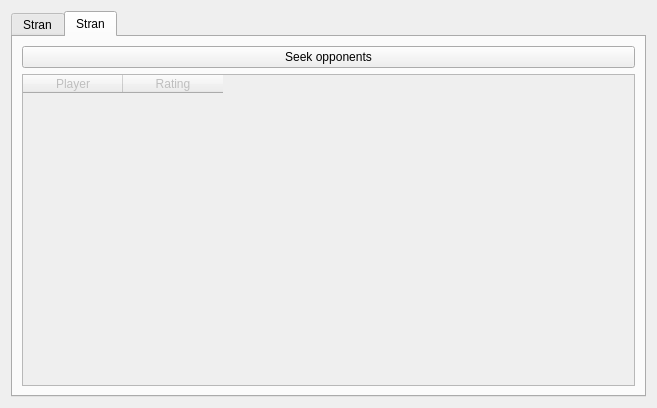
The window that src/proto/ficsdialog.ui (KDE/knights) describes before a commit, drawn with Qt 5.
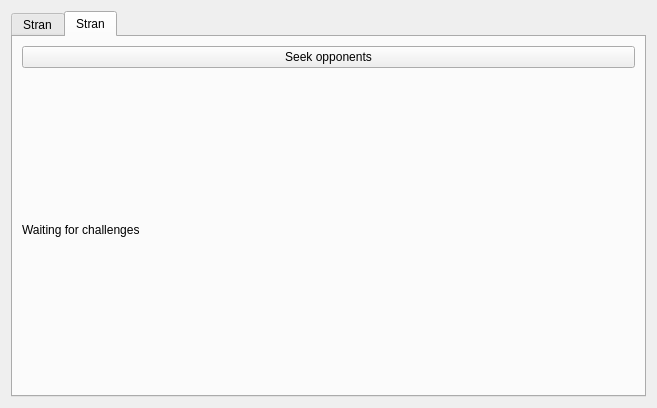
The same window after the commit. The open tabs and pages were chosen to show the change. Custom widgets are drawn as their Qt base class.

What changed in the file:
```diff
--- a/src/proto/ficsdialog.ui
+++ b/src/proto/ficsdialog.ui
@@ -106,35 +106,10 @@
         </widget>
        </item>
        <item>
-        <widget class="QTableWidget" name="seekTable">
-         <property name="enabled">
-          <bool>false</bool>
+        <widget class="QLabel" name="challengeLabel">
+         <property name="text">
+          <string>Waiting for challenges</string>
          </property>
-         <property name="editTriggers">
-          <set>QAbstractItemView::NoEditTriggers</set>
-         </property>
-         <property name="showDropIndicator" stdset="0">
-          <bool>false</bool>
-         </property>
-         <property name="dragDropOverwriteMode">
-          <bool>false</bool>
-         </property>
-         <property name="selectionMode">
-          <enum>QAbstractItemView::SingleSelection</enum>
-         </property>
-         <property name="selectionBehavior">
-          <enum>QAbstractItemView::SelectRows</enum>
-         </property>
-         <column>
-          <property name="text">
-           <string>Player</string>
-          </property>
-         </column>
-         <column>
-          <property name="text">
-           <string>Rating</string>
-          </property>
-         </column>
         </widget>
        </item>
       </layout>
```
Left out of the diff: 21 changed lines with no effect on the pictures.
